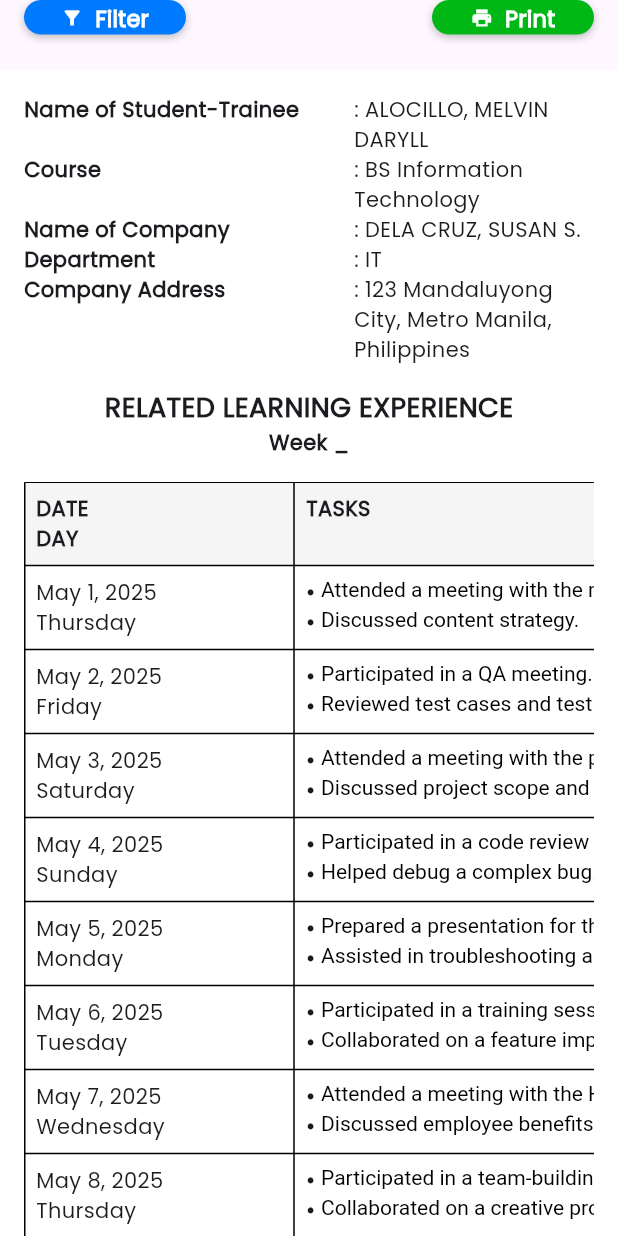
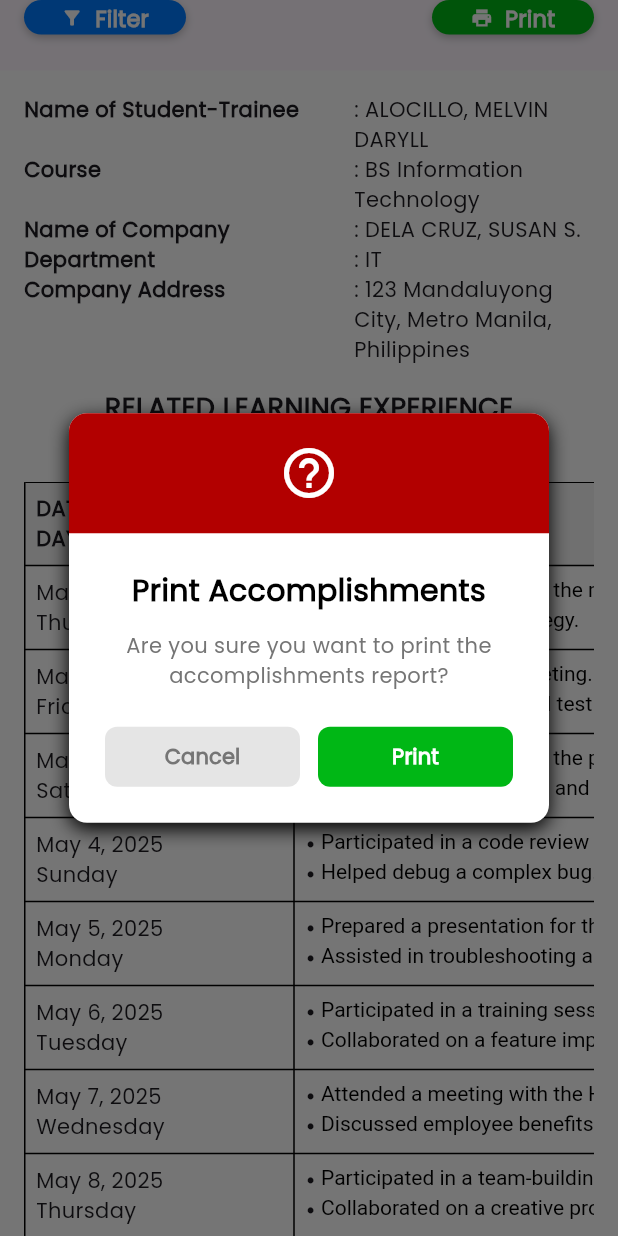
Before and after one commit to vindaryll/Spartrack_AMS, a Flutter app: the AccomplishmentsTab widget shown alone on an empty page, opened directly with sample values from the repository, after a tap on "Print", on a phone screen of 412 x 824 dp. Run offline on Flutter 3.47's test engine with Material 3 defaults, Android fonts, the phone set to English and light mode, and no system bars; our stand-ins replace pdf, printing; missing offline and left inert: art_sweetalert, flutter_quill.

Commit message:
created components for alerts

```diff
--- /dev/null
+++ b/spartrack/lib/common/sweet_alert_helper.dart
@@ -0,0 +1,218 @@
+import 'package:flutter/material.dart';
+import 'package:art_sweetalert/art_sweetalert.dart';
+import '../utils/app_colors.dart';
+
+class SweetAlertHelper {
+  // Success Alert
+  static Future<void> showSuccess({
+    required BuildContext context,
+    required String title,
+    required String text,
+  }) async {
+    await ArtSweetAlert.show(
+      context: context,
+      artDialogArgs: ArtDialogArgs(
+        type: ArtSweetAlertType.success,
+        title: title,
+        text: text,
+      ),
+    );
+  }
+
+  // Error Alert
+  static Future<void> showError({
+    required BuildContext context,
+    required String title,
+    required String text,
+  }) async {
+    await ArtSweetAlert.show(
+      context: context,
+      artDialogArgs: ArtDialogArgs(
+        type: ArtSweetAlertType.danger,
+        title: title,
+        text: text,
+      ),
+    );
+  }
+
+  // Question/Confirmation Alert
+  static Future<bool> showQuestion({
+    required BuildContext context,
+    required String title,
+    required String text,
+    bool showCancelBtn = true,
+    String confirmButtonText = "Confirm",
+    String cancelButtonText = "Cancel",
+  }) async {
+    final result = await ArtSweetAlert.show(
+      context: context,
+      artDialogArgs: ArtDialogArgs(
+        type: ArtSweetAlertType.question,
+        title: title,
+        text: text,
+        showCancelBtn: showCancelBtn,
+        confirmButtonText: confirmButtonText,
+        cancelButtonText: cancelButtonText,
+      ),
+    );
+    return result?.isTapConfirmButton ?? false;
+  }
+
+  // Custom Question/Confirmation Alert with reversed buttons and colors
+  static Future<bool> showCustomQuestion({
+    required BuildContext context,
+    required String title,
+    required String text,
+    String confirmButtonText = "Confirm",
+    String cancelButtonText = "Cancel",
+  }) async {
+    return await showDialog<bool>(
+      context: context,
+      barrierDismissible: false,
+      barrierColor: Colors.black54,
+      builder: (BuildContext context) {
+        return Dialog(
+          backgroundColor: Colors.transparent,
+          insetPadding: const EdgeInsets.all(24),
+          child: TweenAnimationBuilder<double>(
+            duration: const Duration(milliseconds: 500),
+            tween: Tween(begin: 0.0, end: 1.0),
+            builder: (context, value, child) {
+              return Transform.scale(
+                scale: value,
+                child: Opacity(
+                  opacity: value,
+                  child: Container(
+                    width: 320,
+                    decoration: BoxDecoration(
+                      color: Colors.white,
+                      borderRadius: BorderRadius.circular(12),
+                      boxShadow: [
+                        BoxShadow(
+                          color: AppColors.shadowDark.withValues(alpha: (value * 0.4 * 255).round().toDouble()),
+                          blurRadius: 10 * value,
+                          offset: Offset(0, 4 * value),
+                        ),
+                      ],
+                    ),
+                    child: Column(
+                      mainAxisSize: MainAxisSize.min,
+                      children: [
+                        // Header with question icon
+                        Container(
+                          height: 80,
+                          decoration: BoxDecoration(
+                            color: AppColors.accentRed,
+                            borderRadius: const BorderRadius.only(
+                              topLeft: Radius.circular(12),
+                              topRight: Radius.circular(12),
+                            ),
+                          ),
+                          child: const Center(
+                            child: Icon(
+                              Icons.help_outline,
+                              color: Colors.white,
+                              size: 40,
+                            ),
+                          ),
+                        ),
+                        // Content
+                        Padding(
+                          padding: const EdgeInsets.all(24),
+                          child: Column(
+                            children: [
+                              Text(
+                                title,
+                                style: AppColors.subheadingStyle.copyWith(
+                                  fontSize: 20,
+                                  fontWeight: FontWeight.w700,
+                                  color: AppColors.black,
+                                ),
+                                textAlign: TextAlign.center,
+                              ),
+                              const SizedBox(height: 12),
+                              Text(
+                                text,
+                                style: AppColors.bodyStyle.copyWith(
+                                  fontSize: 14,
+                                  color: AppColors.darkGray,
+                                  height: 1.4,
+                                ),
+                                textAlign: TextAlign.center,
+                              ),
+                              const SizedBox(height: 24),
+                              // Buttons - Reversed order
+                              Row(
+                                children: [
+                                  // Cancel button (left) - Gray
+                                  Expanded(
+                                    child: AnimatedContainer(
+                                      duration: const Duration(milliseconds: 200),
+                                      height: 40,
+                                      child: ElevatedButton(
+                                        onPressed: () => Navigator.of(context).pop(false),
+                                        style: ElevatedButton.styleFrom(
+                                          backgroundColor: AppColors.fieldGray,
+                                          foregroundColor: AppColors.darkGray,
+                                          shape: RoundedRectangleBorder(
+                                            borderRadius: BorderRadius.circular(8),
+                                          ),
+                                          elevation: 0,
+                                          shadowColor: Colors.transparent,
+                                        ),
+                                        child: Text(
+                                          cancelButtonText,
+                                          style: AppColors.buttonStyle.copyWith(
+                                            color: AppColors.darkGray,
+                                            fontSize: 14,
+                                            fontWeight: FontWeight.w600,
+                                          ),
+                                        ),
+                                      ),
+                                    ),
+                                  ),
+                                  const SizedBox(width: 12),
+                                  // Confirm button (right) - Green
+                                  Expanded(
+                                    child: AnimatedContainer(
+                                      duration: const Duration(milliseconds: 200),
+                                      height: 40,
+                                      child: ElevatedButton(
+                                        onPressed: () => Navigator.of(context).pop(true),
+                                        style: ElevatedButton.styleFrom(
+                                          backgroundColor: AppColors.successGreen,
+                                          foregroundColor: Colors.white,
+                                          shape: RoundedRectangleBorder(
+                                            borderRadius: BorderRadius.circular(8),
+                                          ),
+                                          elevation: 0,
+                                          shadowColor: Colors.transparent,
+                                        ),
+                                        child: Text(
+                                          confirmButtonText,
+                                          style: AppColors.buttonStyle.copyWith(
+                                            color: Colors.white,
+                                            fontSize: 14,
+                                            fontWeight: FontWeight.w600,
+                                          ),
+                                        ),
+                                      ),
+                                    ),
+                                  ),
+                                ],
+                              ),
+                            ],
+                          ),
+                        ),
+                      ],
+                    ),
+                  ),
+                ),
+              );
+            },
+          ),
+        );
+      },
+    ) ?? false;
+  }
+}
--- a/spartrack/lib/widgets/accomplishments_tab.dart
+++ b/spartrack/lib/widgets/accomplishments_tab.dart
@@ -9,7 +9,7 @@ import 'package:url_launcher/url_launcher.dart';
 import 'package:printing/printing.dart';
 import '../utils/pdf_accomplishments.dart';
 import 'dart:typed_data';
-import 'package:art_sweetalert/art_sweetalert.dart';
+import '../common/sweet_alert_helper.dart';
 import '../common/custom_text_field.dart';
 import '../common/custom_date_input.dart';
 import '../common/custom_buttons.dart';
@@ -743,19 +743,15 @@ class _AccomplishmentsTabState extends State<AccomplishmentsTab> {
                   icon: Icons.print,
                   onPressed: () async {
                     // Show confirmation SweetAlert first
-                    final result = await ArtSweetAlert.show(
+                    final result = await SweetAlertHelper.showCustomQuestion(
                       context: context,
-                      artDialogArgs: ArtDialogArgs(
-                        type: ArtSweetAlertType.question,
                       title: "Print Accomplishments",
                       text: "Are you sure you want to print the accomplishments report?",
-                        showCancelBtn: true,
                       confirmButtonText: "Print",
                       cancelButtonText: "Cancel",
-                      ),
                     );
 
-                    if (result != null && result.isTapConfirmButton) {
+                    if (result) {
                       if (widget.user == null) return;
                       try {
                         final pdfBytes = await generateAccomplishmentsPdf(
@@ -767,25 +763,19 @@ class _AccomplishmentsTabState extends State<AccomplishmentsTab> {
                         await Printing.sharePdf(bytes: Uint8List.fromList(pdfBytes), filename: 'accomplishments_${widget.user?.fullName}.pdf');
                         // Show success SweetAlert
                         if (context.mounted) {
-                          ArtSweetAlert.show(
+                          await SweetAlertHelper.showSuccess(
                             context: context,
-                            artDialogArgs: ArtDialogArgs(
-                              type: ArtSweetAlertType.success,
                             title: "Print Successful!",
                             text: "The accomplishments PDF was generated and shared successfully.",
-                            ),
                           );
                         }
                       } catch (e) {
                         // Show error SweetAlert
                         if (context.mounted) {
-                          ArtSweetAlert.show(
+                          await SweetAlertHelper.showError(
                             context: context,
-                            artDialogArgs: ArtDialogArgs(
-                              type: ArtSweetAlertType.danger,
                             title: "Print Failed",
                             text: 'An error occurred while generating or sharing the PDF: $e',
-                            ),
                           );
                         }
                       }
```
Also changed, not shown: spartrack/lib/pages/login_page.dart (+7 -13 lines), spartrack/lib/widgets/app_drawer.dart (+12 -21 lines), spartrack/lib/widgets/attendance_tab.dart (+9 -29 lines), spartrack/lib/widgets/forgot_password_modal.dart (+7 -13 lines). Lines whose indentation alone changed are shown as unchanged.
